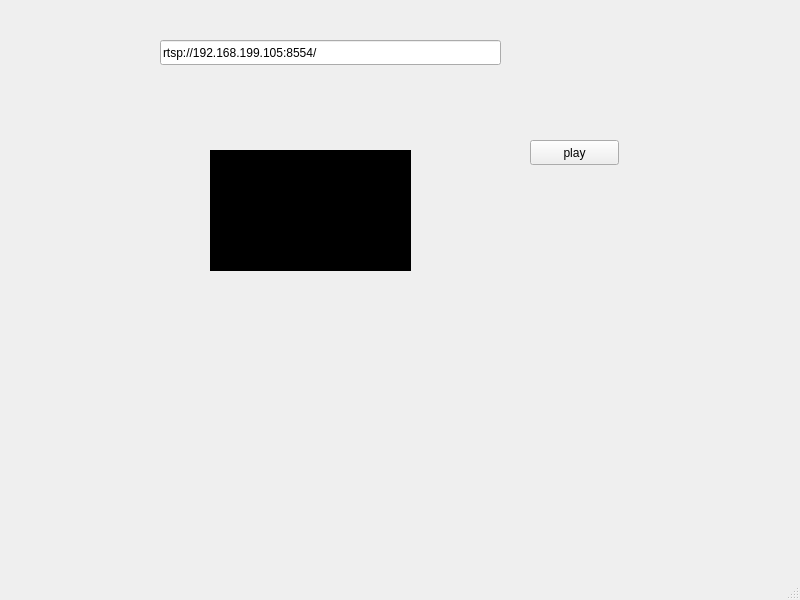
The window that PlayerWin.ui (justyou1/qt-gst-player) describes before a commit, drawn with Qt 5.
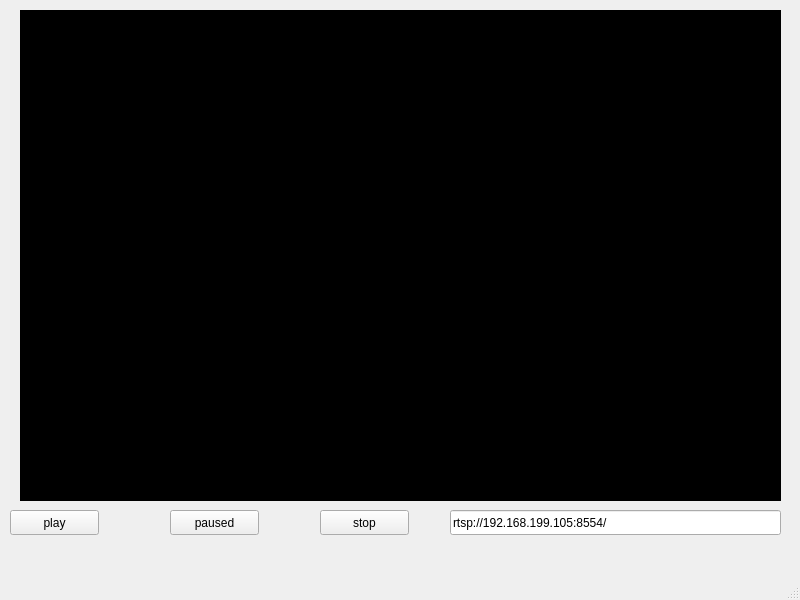
The same window after the commit.

What changed in the file:
```diff
--- a/PlayerWin.ui
+++ b/PlayerWin.ui
@@ -17,10 +17,10 @@
    <widget class="QWidget" name="widget" native="true">
     <property name="geometry">
      <rect>
-      <x>210</x>
-      <y>150</y>
-      <width>201</width>
-      <height>121</height>
+      <x>20</x>
+      <y>10</y>
+      <width>761</width>
+      <height>491</height>
      </rect>
     </property>
     <property name="styleSheet">
@@ -30,8 +30,8 @@
    <widget class="QPushButton" name="pushButton">
     <property name="geometry">
      <rect>
-      <x>530</x>
-      <y>140</y>
+      <x>10</x>
+      <y>510</y>
       <width>89</width>
       <height>25</height>
      </rect>
@@ -43,9 +43,9 @@
    <widget class="QLineEdit" name="lineEdit">
     <property name="geometry">
      <rect>
-      <x>160</x>
-      <y>40</y>
-      <width>341</width>
+      <x>450</x>
+      <y>510</y>
+      <width>331</width>
       <height>25</height>
      </rect>
     </property>
@@ -53,6 +53,32 @@
      <string>rtsp://192.168.199.105:8554/</string>
     </property>
    </widget>
+   <widget class="QPushButton" name="pushButton_2">
+    <property name="geometry">
+     <rect>
+      <x>170</x>
+      <y>510</y>
+      <width>89</width>
+      <height>25</height>
+     </rect>
+    </property>
+    <property name="text">
+     <string>paused</string>
+    </property>
+   </widget>
+   <widget class="QPushButton" name="pushButton_3">
+    <property name="geometry">
+     <rect>
+      <x>320</x>
+      <y>510</y>
+      <width>89</width>
+      <height>25</height>
+     </rect>
+    </property>
+    <property name="text">
+     <string>stop</string>
+    </property>
+   </widget>
   </widget>
   <widget class="QMenuBar" name="menubar">
    <property name="geometry">
```
